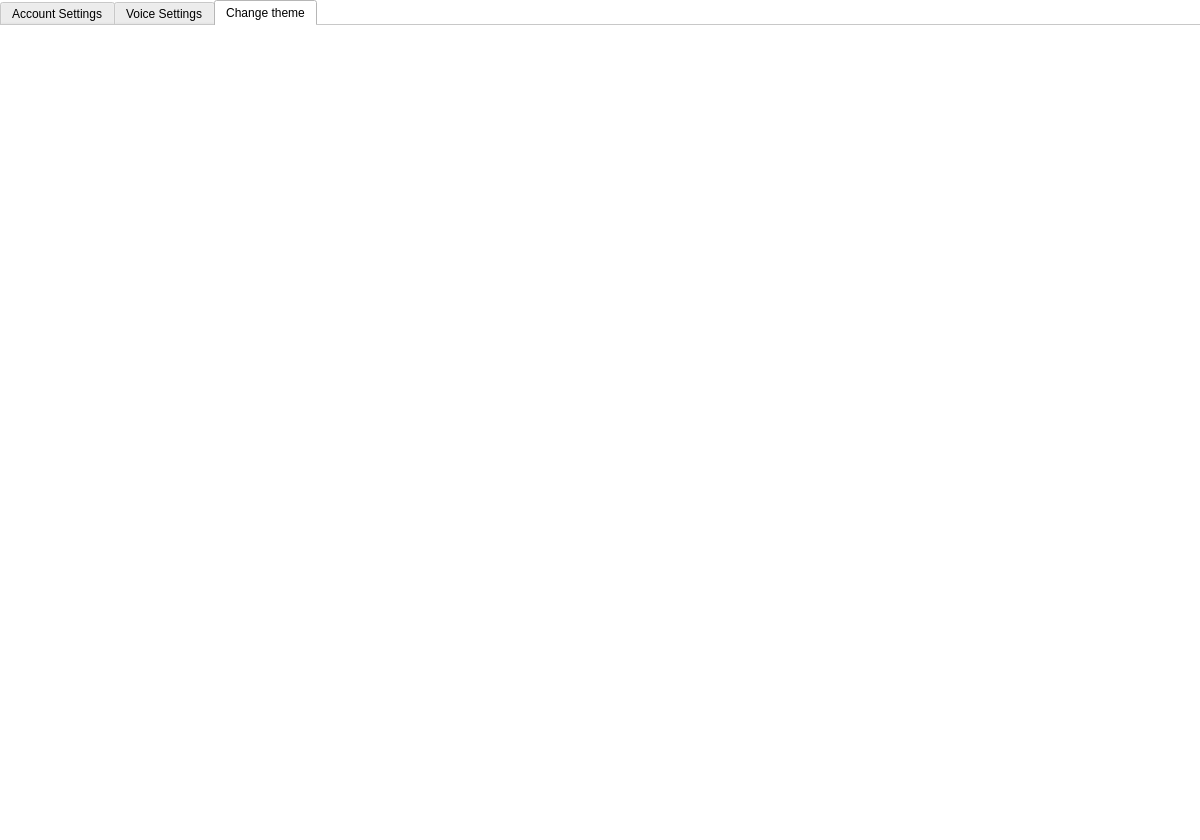
This is UI/home.ui in ansh-dagha/E.D.I.T.H. as Qt 5 draws it before an edit. The edited form follows.
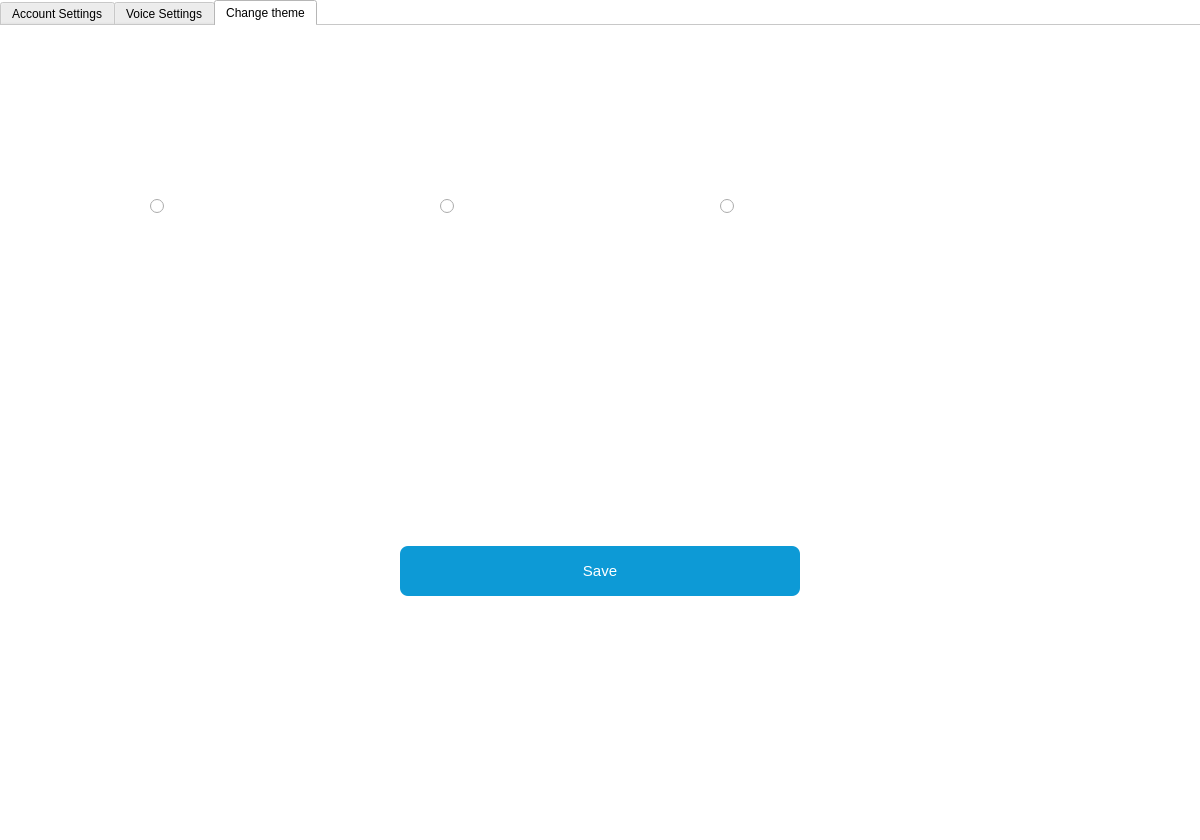
This is the edited form. The open tabs and pages were chosen to show the change. Icons and pictures are not drawn.

Commit message: Theme settings added

```diff
--- a/UI/home.ui
+++ b/UI/home.ui
@@ -14,7 +14,12 @@
    <string>MainWindow</string>
   </property>
   <property name="styleSheet">
-   <string notr="true">background-color: rgb(255, 255, 255)</string>
+   <string notr="true">MainWindow {
+        
+	background-image: url(:/themes/1.png);
+}
+
+</string>
   </property>
   <widget class="QWidget" name="centralwidget">
    <widget class="QPushButton" name="profileButton">
@@ -1033,6 +1038,111 @@
      <attribute name="title">
       <string>Change theme</string>
      </attribute>
+     <widget class="QPushButton" name="saveThemeButton">
+      <property name="geometry">
+       <rect>
+        <x>400</x>
+        <y>520</y>
+        <width>400</width>
+        <height>50</height>
+       </rect>
+      </property>
+      <property name="font">
+       <font>
+        <family>MS Sans Serif</family>
+        <pointsize>11</pointsize>
+        <weight>50</weight>
+        <bold>false</bold>
+       </font>
+      </property>
+      <property name="cursor">
+       <cursorShape>PointingHandCursor</cursorShape>
+      </property>
+      <property name="styleSheet">
+       <string notr="true">background: #0d9ad6; color: white; border-radius: 8;</string>
+      </property>
+      <property name="text">
+       <string>Save</string>
+      </property>
+     </widget>
+     <widget class="QRadioButton" name="radioButtonT0">
+      <property name="geometry">
+       <rect>
+        <x>150</x>
+        <y>90</y>
+        <width>250</width>
+        <height>180</height>
+       </rect>
+      </property>
+      <property name="cursor">
+       <cursorShape>PointingHandCursor</cursorShape>
+      </property>
+      <property name="layoutDirection">
+       <enum>Qt::LeftToRight</enum>
+      </property>
+      <property name="autoFillBackground">
+       <bool>false</bool>
+      </property>
+      <property name="text">
+       <string/>
+      </property>
+      <property name="icon">
+       <iconset resource="theme.qrc">
+        <normaloff>:/themes/0.png</normaloff>:/themes/0.png</iconset>
+      </property>
+      <property name="iconSize">
+       <size>
+        <width>200</width>
+        <height>200</height>
+       </size>
+      </property>
+     </widget>
+     <widget class="QRadioButton" name="radioButtonT1">
+      <property name="geometry">
+       <rect>
+        <x>440</x>
+        <y>90</y>
+        <width>250</width>
+        <height>180</height>
+       </rect>
+      </property>
+      <property name="text">
+       <string/>
+      </property>
+      <property name="icon">
+       <iconset resource="theme.qrc">
+        <normaloff>:/themes/1.png</normaloff>:/themes/1.png</iconset>
+      </property>
+      <property name="iconSize">
+       <size>
+        <width>200</width>
+        <height>200</height>
+       </size>
+      </property>
+     </widget>
+     <widget class="QRadioButton" name="radioButtonT2">
+      <property name="geometry">
+       <rect>
+        <x>720</x>
+        <y>90</y>
+        <width>250</width>
+        <height>180</height>
+       </rect>
+      </property>
+      <property name="text">
+       <string/>
+      </property>
+      <property name="icon">
+       <iconset resource="theme.qrc">
+        <normaloff>:/themes/2.png</normaloff>:/themes/2.png</iconset>
+      </property>
+      <property name="iconSize">
+       <size>
+        <width>200</width>
+        <height>200</height>
+       </size>
+      </property>
+     </widget>
     </widget>
    </widget>
    <widget class="QWidget" name="optionsWidget" native="true">
@@ -1125,6 +1235,23 @@
      <set>Qt::AlignCenter</set>
     </property>
    </widget>
+   <widget class="QLabel" name="background">
+    <property name="geometry">
+     <rect>
+      <x>0</x>
+      <y>0</y>
+      <width>1200</width>
+      <height>840</height>
+     </rect>
+    </property>
+    <property name="styleSheet">
+     <string notr="true"/>
+    </property>
+    <property name="text">
+     <string/>
+    </property>
+   </widget>
+   <zorder>background</zorder>
    <zorder>micLabel</zorder>
    <zorder>label</zorder>
    <zorder>profileButton</zorder>
```
Left out of the diff: 1 changed line with no effect on the pictures. The commit also changes 10 other files.
